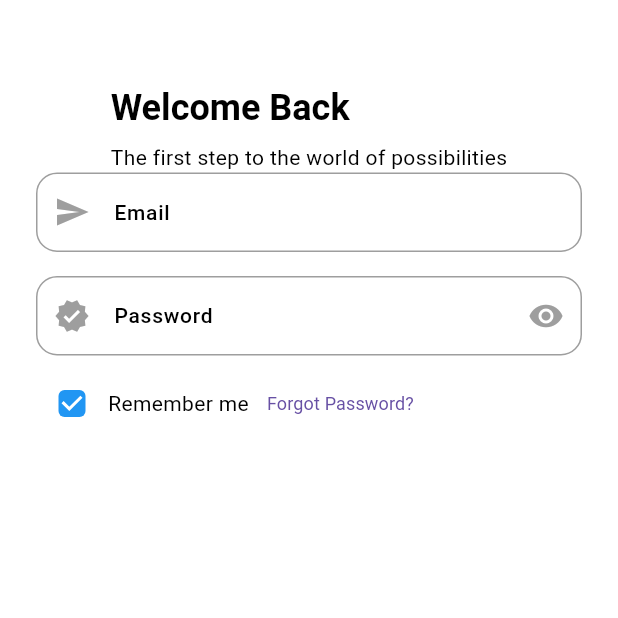
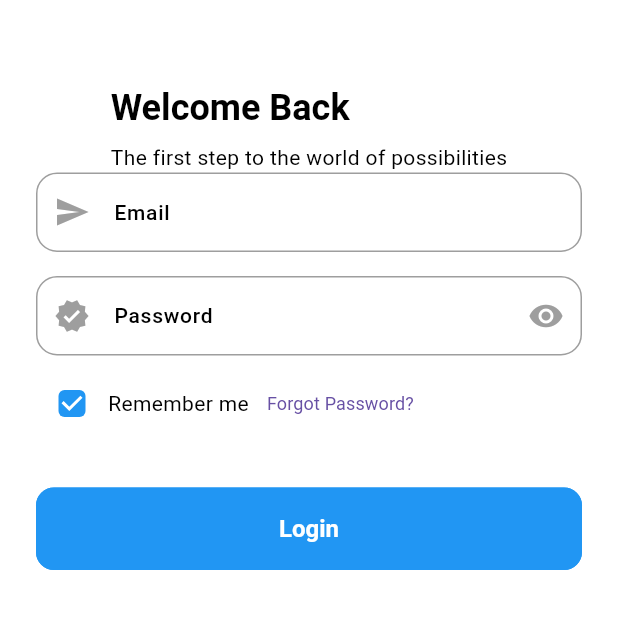
Before and after one commit to Wawuafrica/flutter-mobile-app, a Flutter app: the LoginScreen screen opened directly, on a phone screen of 412 x 824 dp, the top half of it. Run offline on Flutter 3.47's test engine with Material 3 defaults, Android fonts, the light colour scheme and no system bars; our stand-ins replace shared_preferences, smooth_page_indicator; missing offline and left inert: dart:ffi; accounts and stored records are empty; Roboto replaces fonts that are missing (Poppins).

```diff
--- a/lib/app.dart
+++ b/lib/app.dart
@@ -4,6 +4,7 @@ import 'package:wawu_mobile/features/authentication/screens/onboarding/onboardin
 import 'package:wawu_mobile/utils/theme/theme.dart';
 
 import 'features/authentication/controllers/onboarding_controller.dart';
+import 'features/authentication/screens/login/login_screen.dart';
 
 class App extends StatelessWidget {
   const App({super.key});
--- a/lib/features/authentication/screens/login/login_screen.dart
+++ b/lib/features/authentication/screens/login/login_screen.dart
@@ -74,6 +74,8 @@ class LoginScreen extends StatelessWidget {
                     ),
                     const SizedBox(height: wawuSizes.spaceBtwSections,),
 
+                    //sign in
+                    SizedBox(width: double.infinity, child: ElevatedButton(onPressed: (){}, child: Text("Login"),),)
 
                   ],
                 ),
```
